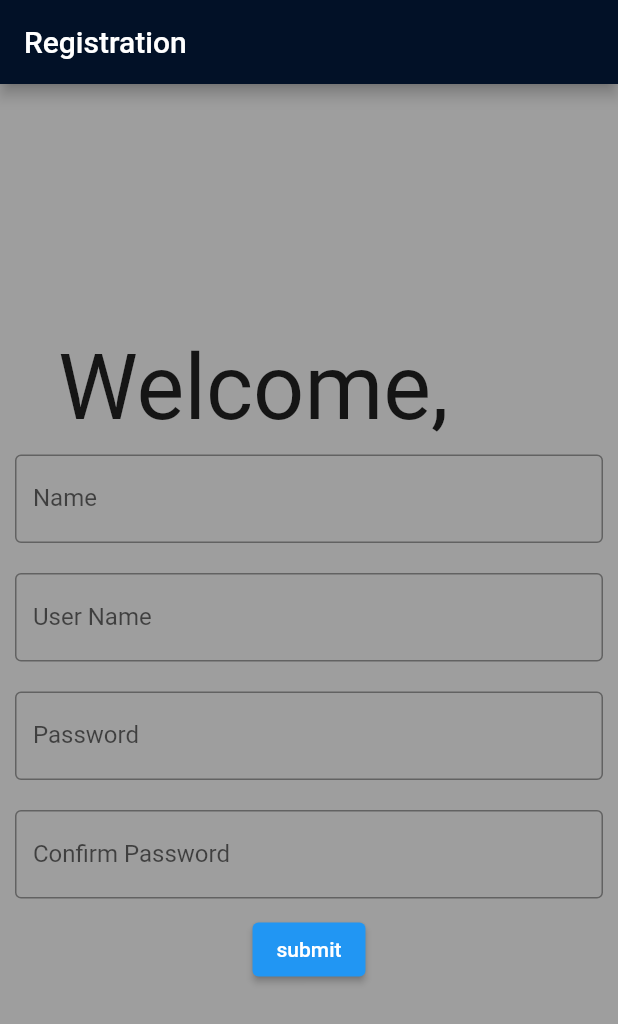
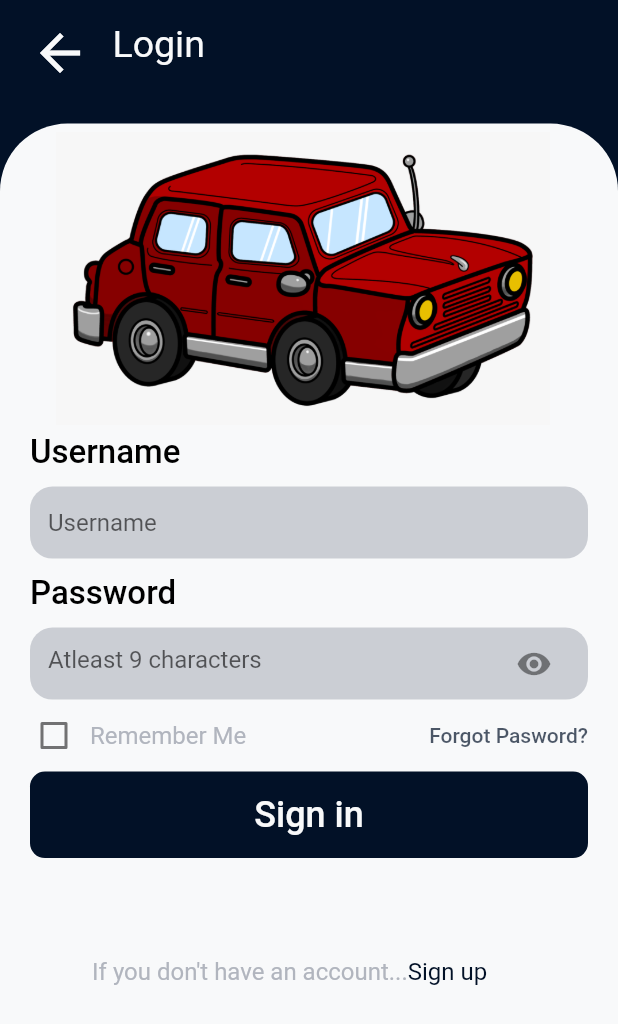
Before and after one commit to damanbehl/carbnb, a Flutter app: the screen it shows after launch, on a phone screen of 412 x 824 dp. Shown: the top 1024 px of the screen. Run offline on Flutter 3.47's test engine with Material 2 defaults, Android fonts, the phone set to English and light mode, and no system bars.

Commit message:
added login page, generic functions and refactored main file

```diff
--- /dev/null
+++ b/lib/components/uility_ui.dart
@@ -0,0 +1,182 @@
+import 'package:carbnb/constant.dart';
+import 'package:flutter/material.dart';
+
+class InputField extends StatelessWidget {
+  String headerText;
+  String hintTexti;
+  Color textColor;
+
+  InputField(
+      {Key? key,
+      required this.headerText,
+      required this.hintTexti,
+      required this.textColor})
+      : super(key: key);
+
+  @override
+  Widget build(BuildContext context) {
+    return Column(
+      crossAxisAlignment: CrossAxisAlignment.start,
+      children: [
+        Container(
+          margin: const EdgeInsets.only(left: 20, right: 20, bottom: 10),
+          child: Text(
+            headerText,
+            style: TextStyle(
+                color: textColor, fontSize: 22, fontWeight: FontWeight.w500),
+          ),
+        ),
+        Container(
+          margin: const EdgeInsets.only(left: 20, right: 20),
+          decoration: BoxDecoration(
+              color: grayshade.withOpacity(0.5),
+              borderRadius: BorderRadius.circular(15)),
+          child: Padding(
+            padding: const EdgeInsets.symmetric(horizontal: 12.0),
+            child: TextField(
+              decoration: InputDecoration(
+                  hintText: hintTexti, border: InputBorder.none),
+            ),
+          ),
+        )
+      ],
+    );
+  }
+}
+
+class InputFieldPassword extends StatefulWidget {
+  String headerText;
+  String hintTexti;
+  Color textColor;
+
+  InputFieldPassword(
+      {Key? key,
+      required this.headerText,
+      required this.hintTexti,
+      required this.textColor})
+      : super(key: key);
+
+  @override
+  _InputFieldPasswordState createState() => _InputFieldPasswordState();
+}
+
+class _InputFieldPasswordState extends State<InputFieldPassword> {
+  bool _visible = true;
+
+  @override
+  Widget build(BuildContext context) {
+    return Column(
+      crossAxisAlignment: CrossAxisAlignment.start,
+      children: [
+        Container(
+          margin: const EdgeInsets.only(left: 20, right: 20, bottom: 10),
+          child: Text(
+            widget.headerText,
+            style: TextStyle(
+                color: widget.textColor,
+                fontSize: 22,
+                fontWeight: FontWeight.w500),
+          ),
+        ),
+        Container(
+          margin: const EdgeInsets.only(left: 20, right: 20),
+          decoration: BoxDecoration(
+              color: grayshade.withOpacity(0.5),
+              borderRadius: BorderRadius.circular(15)),
+          child: Padding(
+            padding: EdgeInsets.symmetric(horizontal: 12.0),
+            child: TextField(
+              obscureText: _visible,
+              decoration: InputDecoration(
+                  hintText: widget.hintTexti,
+                  border: InputBorder.none,
+                  suffixIcon: IconButton(
+                    icon: Icon(
+                        _visible ? Icons.visibility : Icons.visibility_off),
+                    onPressed: () {
+                      setState(() {
+                        _visible = !_visible;
+                      });
+                    },
+                  )),
+            ),
+          ),
+        )
+      ],
+    );
+  }
+}
+
+class TopText extends StatelessWidget {
+  String text;
+
+  TopText({Key? key, required this.text}) : super(key: key);
+
+  @override
+  Widget build(BuildContext context) {
+    return Container(
+      margin: const EdgeInsets.only(top: 15, left: 20),
+      child: Row(
+        mainAxisAlignment: MainAxisAlignment.start,
+        crossAxisAlignment: CrossAxisAlignment.start,
+        children: [
+          Icon(
+            Icons.arrow_back_sharp,
+            color: whiteshade,
+            size: 40,
+          ),
+          const SizedBox(
+            width: 15,
+          ),
+          Text(
+            text,
+            style: TextStyle(color: whiteshade, fontSize: 25),
+          )
+        ],
+      ),
+    );
+  }
+}
+
+class CustomCheckBox extends StatefulWidget {
+  const CustomCheckBox({Key? key}) : super(key: key);
+
+  @override
+  _CustomCheckBoxState createState() => _CustomCheckBoxState();
+}
+
+class _CustomCheckBoxState extends State<CustomCheckBox> {
+  bool? isCheck;
+
+  @override
+  void initState() {
+    isCheck = false;
+    super.initState();
+  }
+
+  @override
+  Widget build(BuildContext context) {
+    return Container(
+      margin: const EdgeInsets.only(left: 12),
+      child: Row(
+        mainAxisAlignment: MainAxisAlignment.start,
+        children: [
+          Checkbox(
+              value: isCheck,
+              checkColor: whiteshade,
+              activeColor: defaultColor,
+              onChanged: (val) {
+                setState(() {
+                  //TODO: CALLBACK TO PARENT AND GENERALISE THIS
+                  isCheck = val!;
+                });
+              }),
+          Text.rich(TextSpan(
+              text: "Remember Me",
+              style:
+                  TextStyle(color: grayshade.withOpacity(0.8), fontSize: 16)))
+        ],
+      ),
+    );
+  }
+}
--- /dev/null
+++ b/lib/constant.dart
@@ -0,0 +1,10 @@
+import 'package:flutter/material.dart';
+
+Color lightsky = const Color(0xFFA6C0FF);
+Color whiteshade = const Color(0xFFF8F9FA);
+Color blue = const Color(0xFF1137FF);
+Color lightblueshade = const Color(0xFF758CC8);
+Color grayshade = const Color(0xFF9FA4AF);
+Color lightblue = const Color(0xFF4B68D1);
+Color blackshade = const Color(0xFF555555);
+Color defaultColor = const Color(0xff021127);
--- /dev/null
+++ b/lib/login_page.dart
@@ -0,0 +1,134 @@
+import 'package:flutter/cupertino.dart';
+import 'package:flutter/gestures.dart';
+import 'package:flutter/material.dart';
+import 'constant.dart';
+import 'components/uility_ui.dart';
+
+class LoginPage extends StatefulWidget {
+  const LoginPage({Key? key}) : super(key: key);
+
+  @override
+  _LoginPageState createState() => _LoginPageState();
+}
+
+class _LoginPageState extends State<LoginPage> {
+  @override
+  Widget build(BuildContext context) {
+    return Scaffold(
+      // resizeToAvoidBottomInset: true,
+      body: SafeArea(
+        child: SingleChildScrollView(
+          child: Stack(
+            children: [
+              Container(
+                height: MediaQuery.of(context).size.height,
+                width: MediaQuery.of(context).size.width,
+                color: defaultColor,
+              ),
+              TopText(text: "Login"),
+              Positioned(
+                  top: MediaQuery.of(context).size.height * 0.10,
+                  child: Container(
+                    height: MediaQuery.of(context).size.height * 0.9,
+                    width: MediaQuery.of(context).size.width,
+                    decoration: BoxDecoration(
+                        color: whiteshade,
+                        borderRadius: const BorderRadius.only(
+                            topLeft: Radius.circular(45),
+                            topRight: Radius.circular(45))),
+                    child: Column(
+                      crossAxisAlignment: CrossAxisAlignment.start,
+                      children: [
+                        Container(
+                          height: MediaQuery.of(context).size.height * 0.25,
+                          width: MediaQuery.of(context).size.width * 0.8,
+                          margin: EdgeInsets.only(
+                              left: MediaQuery.of(context).size.width * 0.09),
+                          child: Image.asset("assets/images/starting_icon.png"),
+                        ),
+                        InputField(
+                            headerText: "Username",
+                            hintTexti: "Username",
+                            textColor: Colors.black),
+                        const SizedBox(
+                          height: 10,
+                        ),
+                        InputFieldPassword(
+                            headerText: "Password",
+                            hintTexti: "Atleast 9 characters",
+                            textColor: Colors.black),
+                        Row(
+                          mainAxisAlignment: MainAxisAlignment.spaceBetween,
+                          children: [
+                            CustomCheckBox(),
+                            Container(
+                              margin: EdgeInsets.only(right: 20),
+                              child: InkWell(
+                                onTap: () {
+                                  //TODO FORGOT PASSWORD
+                                },
+                                child: Text("Forgot Pasword?",
+                                    style: TextStyle(
+                                        color: defaultColor.withOpacity(0.7),
+                                        fontWeight: FontWeight.w500)),
+                              ),
+                            ),
+                          ],
+                        ),
+                        InkWell(
+                          onTap: () {
+                            //TODO: funcitonality
+                            print("inkwell");
+                          },
+                          child: Container(
+                            width: MediaQuery.of(context).size.width,
+                            height: MediaQuery.of(context).size.height * 0.07,
+                            margin: const EdgeInsets.only(left: 20, right: 20),
+                            decoration: BoxDecoration(
+                                color: defaultColor,
+                                borderRadius: const BorderRadius.all(
+                                    Radius.circular(10))),
+                            child: Center(
+                              child: Text(
+                                "Sign in",
+                                style: TextStyle(
+                                    fontSize: 24,
+                                    fontWeight: FontWeight.w500,
+                                    color: whiteshade),
+                              ),
+                            ),
+                          ),
+                        ),
+                        Container(
+                            margin: EdgeInsets.only(
+                                left: MediaQuery.of(context).size.width * 0.149,
+                                top: MediaQuery.of(context).size.height * 0.08),
+                            child: Text.rich(TextSpan(
+                                text: "If you don't have an account...",
+                                children: [
+                                  TextSpan(
+                                      text: "Sign up",
+                                      style: TextStyle(
+                                          color: defaultColor, fontSize: 16),
+                                      recognizer: TapGestureRecognizer()
+                                        ..onTap = () {
+                                          // Navigator.pushReplacement(
+                                          //     context,
+                                          //     MaterialPageRoute(
+                                          //         builder: (context) =>
+                                          //             SignUp()));
+                                        })
+                                ],
+                                style: TextStyle(
+                                    color: grayshade.withOpacity(0.8),
+                                    fontSize: 16))))
+                      ],
+                    ),
+                  ))
+            ],
+          ),
+        ),
+      ),
+    );
+  }
+}
--- a/lib/login_splash.dart
+++ b/lib/login_splash.dart
@@ -10,12 +10,11 @@ class carbnb extends StatefulWidget {
 class _carbnbState extends State<carbnb> {
   @override
   Widget build(BuildContext context) {
-    return MaterialApp(
-      home: Scaffold(
+    return Scaffold(
         backgroundColor: Color(0xff021127),
         body: SafeArea(
           child: Container(
-            decoration: BoxDecoration(
+            decoration: const BoxDecoration(
                 image: DecorationImage(
                     fit: BoxFit.cover,
                     image: AssetImage('assets/images/splashBg.png'))),
@@ -23,7 +22,7 @@ class _carbnbState extends State<carbnb> {
               // crossAxisAlignment: CrossAxisAlignment.stretch,
               mainAxisAlignment: MainAxisAlignment.spaceEvenly,
               children: [
-                Center(
+                const Center(
                   child: Text(
                     'Car Booking',
                     style: TextStyle(fontSize: 50, color: Colors.white),
@@ -40,7 +39,7 @@ class _carbnbState extends State<carbnb> {
                             },
                             style: ElevatedButton.styleFrom(
                                 fixedSize: Size(275, 50)),
-                            child: Text(
+                            child: const Text(
                               'Login',
                               style: TextStyle(
                                 fontSize: 20,
@@ -53,23 +52,24 @@ class _carbnbState extends State<carbnb> {
                         color: Color(0xFF2A2E32),
                         child: ElevatedButton(
                           onPressed: () {},
-                          child: Text('Sign Up',
+                          child: const Text('Sign Up',
                               style: TextStyle(fontSize: 20, letterSpacing: 2)),
                           style: ElevatedButton.styleFrom(
                               fixedSize: Size(275.0, 50.0),
                               primary: Color(0xff272A2E)),
                         )),
-                    Container(
-                        child: ElevatedButton(
+                    // Container(
+                    // child:
+                    ElevatedButton(
                         onPressed: () {
                           print('facebook');
                         },
                         child: RichText(
-                              text: TextSpan(
+                          text: const TextSpan(
                               text: 'SignIn with  ',
-                                  style: TextStyle(
-                                      color: Colors.black, fontSize: 20),
-                                  children: const <TextSpan>[
+                              style:
+                                  TextStyle(color: Colors.black, fontSize: 20),
+                              children: <TextSpan>[
                                 TextSpan(
                                     text: 'facebook',
                                     style: TextStyle(
@@ -80,14 +80,13 @@ class _carbnbState extends State<carbnb> {
                         style: ElevatedButton.styleFrom(
                           fixedSize: Size(275.0, 50.0),
                           primary: Color(0xffF4F8FC),
-                            )))
+                        ))
+                    // )
                   ],
                 )
               ],
             ),
           ),
-        ),
-      ),
-    );
+        ));
   }
 }
--- a/lib/logingpageform.dart
+++ b/lib/logingpageform.dart
@@ -16,7 +16,7 @@ class _logingpageformState extends State<logingpageform> {
       ),
       home: Scaffold(
         backgroundColor: Colors.grey,
-
+        resizeToAvoidBottomInset: true,
         appBar: AppBar(
           title: Text('Registration'),
         ),
--- a/lib/main.dart
+++ b/lib/main.dart
@@ -1,25 +1,23 @@
+import 'package:carbnb/logingpageform.dart';
 import 'package:flutter/material.dart';
 import 'login_splash.dart';
-import 'logingpageform.dart';
-
-
-import 'package:carbnb/page1.dart';
-import 'logingpageform.dart';
+import 'login_page.dart';
 
 void main() {
-  runApp(logingpageform());
+  // runApp(LoginPage());
+  runApp(const MainApp());
 }
 
-// class carbnb extends StatefulWidget {
-//   const carbnb({Key? key}) : super(key: key);
-//
-//   @override
-//   _carbnbState createState() => _carbnbState();
-// }
-//
-// class _carbnbState extends State<carbnb> {
-//   @override
-//   Widget build(BuildContext context) {
-//     return logingpageform();
-//   }
-// }
+class MainApp extends StatelessWidget {
+  const MainApp({Key? key}) : super(key: key);
+
+  @override
+  Widget build(BuildContext context) {
+    return MaterialApp(
+      debugShowCheckedModeBanner: false,
+      title: 'Rent A Car',
+      theme: ThemeData(primarySwatch: Colors.blue),
+      home: const LoginPage(),
+    );
+  }
+}
--- a/lib/page1.dart
+++ /dev/null
@@ -1,87 +0,0 @@
-
-import 'package:flutter/cupertino.dart';
-import 'package:flutter/material.dart';
-
-class page1 extends StatefulWidget {
-  const page1({Key? key}) : super(key: key);
-
-  @override
-  _page1State createState() => _page1State();
-}
-
-class _page1State extends State<page1> {
-  @override
-  Widget build(BuildContext context) {
-    return MaterialApp(
-      debugShowCheckedModeBanner: false,
-      home: Scaffold(
-        backgroundColor: Color(0xff021127),
-        body: SafeArea(
-          child: Container(
-            decoration: BoxDecoration(
-              image: DecorationImage(
-                image: AssetImage('images/287755-grayscale-style 1.png'),
-                fit: BoxFit.cover,
-              ),
-            ),
-            child: Column(mainAxisAlignment: MainAxisAlignment.center,
-              children: [
-                Center(
-                  child: Text('Car Booking',style: TextStyle(
-                      fontSize: 50,color: Colors.white
-                  ), ),
-                ),
-
-                Center(
-                  child: Container(decoration: BoxDecoration(
-                    borderRadius: BorderRadius.circular(20.0),color: Colors.blue,),height: 50,width: 275,
-                     // margin: EdgeInsets.fromLTRB(0.0, 400.0, 0.0, 20.0),
-                      child: Center(child: ElevatedButton(onPressed: (){print('login');
-                      },
-                          style: ElevatedButton.styleFrom(fixedSize: Size(275, 50)),
-
-                          child: Text('Login',style: TextStyle(
-                            fontSize: 20,color: Colors.white,letterSpacing: 2,),
-                          )))),
-                ),
-                Container(
-                    margin: EdgeInsets.fromLTRB(35, 20, 35, 50),
-                    color: Color(0xFF2A2E32),
-                    child: ElevatedButton(onPressed: (){}, child:Text('Sign Up',style: TextStyle(fontSize: 20,letterSpacing: 2)),
-                      style:ElevatedButton.styleFrom(fixedSize: Size(275.0, 50.0),primary: Color(0xff272A2E)),)
-
-
-                ),
-                Divider(
-
-                  height: 5,
-                  color: Colors.white,
-                  thickness: 0,
-                  indent: 40,
-                  endIndent: 40,
-
-
-                ),
-
-                Container(
-
-                  margin: EdgeInsets.fromLTRB(35, 70, 35, 0),
-
-                  child: ElevatedButton(onPressed: (){print('facebook');}, child:
-                  RichText( text: TextSpan(text: 'SignIn with  ', style: TextStyle(color: Colors.black,fontSize: 20),
-                      children: const<TextSpan>[
-                        TextSpan(text: 'facebook',style: TextStyle(color: Colors.blue,fontWeight: FontWeight.bold)),
-                      ]),),
-                      style:ElevatedButton.styleFrom(fixedSize: Size(275.0, 50.0),primary: Color(
-                          0x72F5F5F6),)
-
-
-                  ),
-                ),],
-            ),
-          ),
-        ),
-      ),
-    );
-  }
-}
```
Also changed, not shown: assets/images/starting_icon.png (added). Lines whose indentation alone changed are shown as unchanged.
